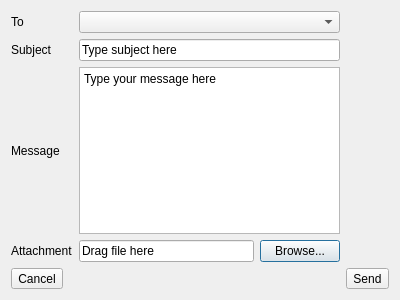
localoptimum/warp2, file messageeditor.ui: the form before one commit.
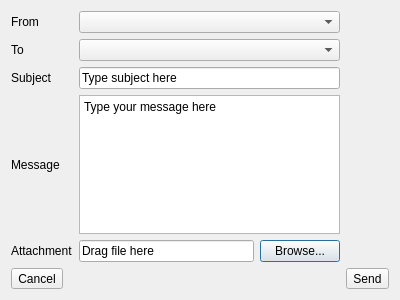
The form after the commit.

Commit message: Added encryption functionality for headers.

Diff of the .ui file:
```diff
--- a/messageeditor.ui
+++ b/messageeditor.ui
@@ -16,64 +16,74 @@
   <layout class="QGridLayout" name="gridLayout_2">
    <item row="0" column="0">
     <layout class="QGridLayout" name="gridLayout">
-     <item row="1" column="0">
+     <item row="2" column="0">
       <widget class="QLabel" name="label_2">
        <property name="text">
         <string>Subject</string>
        </property>
       </widget>
      </item>
-     <item row="0" column="0">
+     <item row="2" column="1" colspan="2">
+      <widget class="QLineEdit" name="subjectTextBox">
+       <property name="text">
+        <string>Type subject here</string>
+       </property>
+      </widget>
+     </item>
+     <item row="1" column="1" colspan="2">
+      <widget class="QComboBox" name="addresseePullDown"/>
+     </item>
+     <item row="3" column="1" colspan="2">
+      <widget class="QPlainTextEdit" name="messageTextBox">
+       <property name="plainText">
+        <string>Type your message here</string>
+       </property>
+      </widget>
+     </item>
+     <item row="1" column="0">
       <widget class="QLabel" name="label">
        <property name="text">
         <string>To</string>
        </property>
       </widget>
      </item>
-     <item row="3" column="1">
+     <item row="4" column="1">
       <widget class="QLineEdit" name="attachmentFileBox">
        <property name="text">
         <string>Drag file here</string>
        </property>
       </widget>
      </item>
-     <item row="2" column="0">
+     <item row="3" column="0">
       <widget class="QLabel" name="label_3">
        <property name="text">
         <string>Message</string>
        </property>
       </widget>
      </item>
-     <item row="3" column="0">
+     <item row="4" column="0">
       <widget class="QLabel" name="label_4">
        <property name="text">
         <string>Attachment</string>
        </property>
       </widget>
      </item>
-     <item row="3" column="2">
+     <item row="4" column="2">
       <widget class="QPushButton" name="attachmentFileBrowseButton">
        <property name="text">
         <string>Browse...</string>
        </property>
       </widget>
      </item>
-     <item row="2" column="1" colspan="2">
-      <widget class="QPlainTextEdit" name="messageTextBox">
-       <property name="plainText">
-        <string>Type your message here</string>
-       </property>
-      </widget>
-     </item>
-     <item row="1" column="1" colspan="2">
-      <widget class="QLineEdit" name="subjectTextBox">
+     <item row="0" column="0">
+      <widget class="QLabel" name="label_5">
        <property name="text">
-        <string>Type subject here</string>
+        <string>From</string>
        </property>
       </widget>
      </item>
      <item row="0" column="1" colspan="2">
-      <widget class="QComboBox" name="addresseePullDown"/>
+      <widget class="QComboBox" name="fromPullDown"/>
      </item>
     </layout>
    </item>
```
The commit also changes 2 other files.
